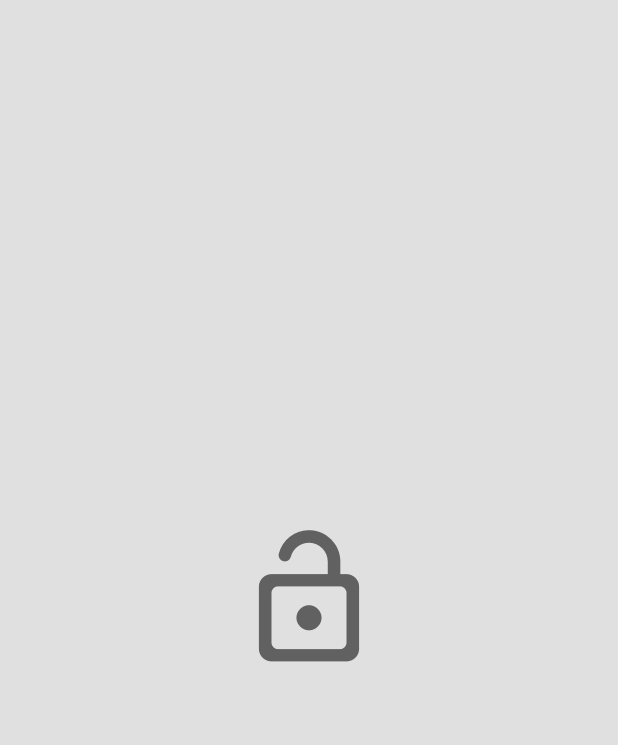
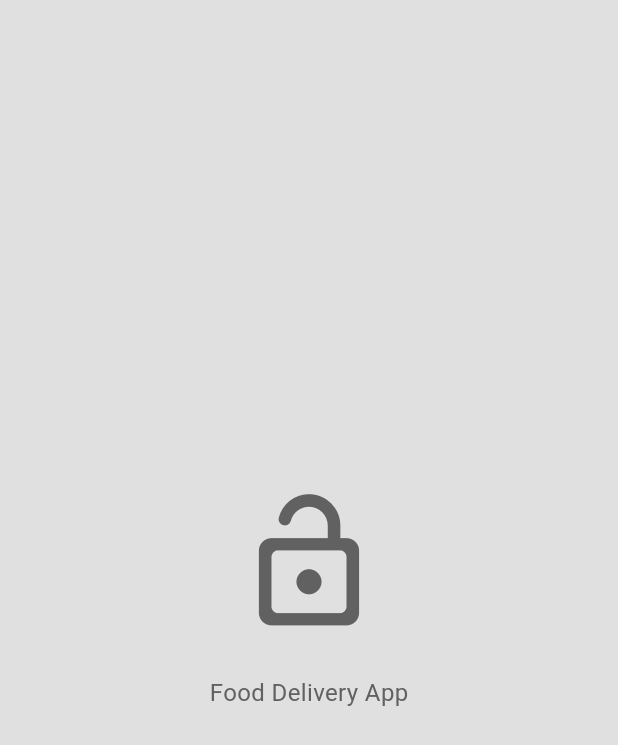
Before and after one commit to Briankurtish/Flutter-Food-delivery-Application, a Flutter app: the screen it shows after launch, on a phone screen of 412 x 824 dp. Shown: the top 745 px of the screen. Run offline on Flutter 3.47's test engine with Material 3 defaults, Android fonts, the phone set to English and light mode, and no system bars.

Commit message:
added the title on loginpage

```diff
--- a/lib/pages/login_page.dart
+++ b/lib/pages/login_page.dart
@@ -19,7 +19,17 @@ class LoginPage extends StatelessWidget {
             ),
 
             const SizedBox(height: 25),
+
             // Message, app slogan
+            Text(
+              "Food Delivery App",
+              style: TextStyle(
+                fontSize: 16,
+                color: Theme.of(context).colorScheme.inversePrimary,
+              ),
+            ),
+
+            const SizedBox(height: 25),
 
             // email text field
 
```
